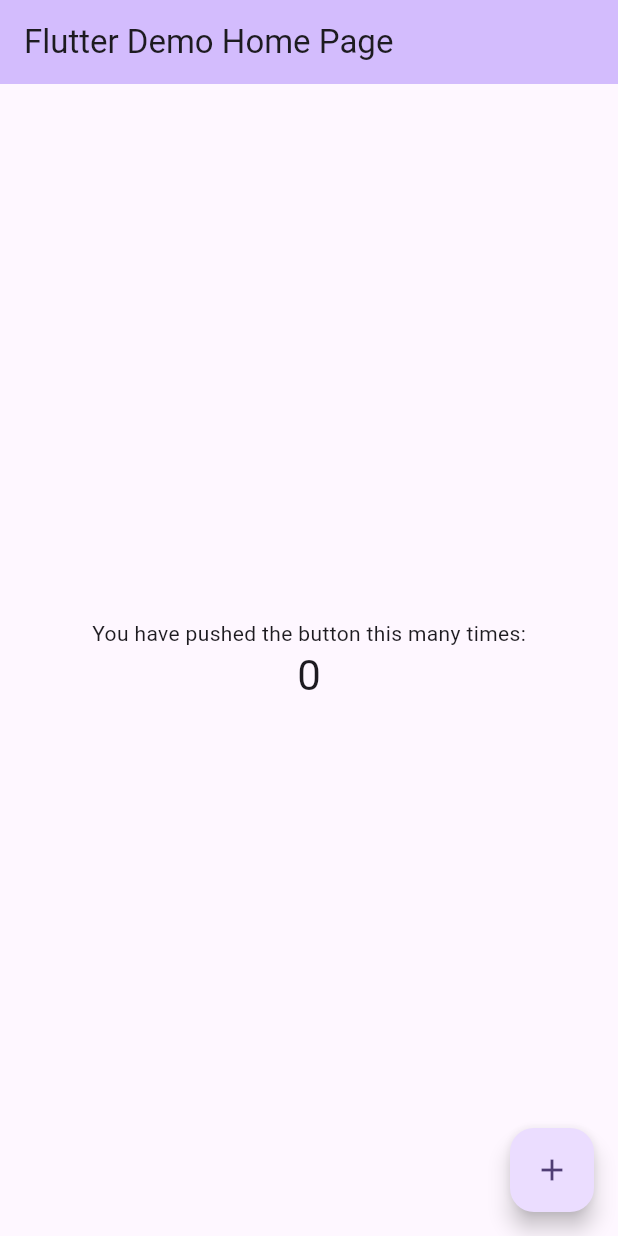
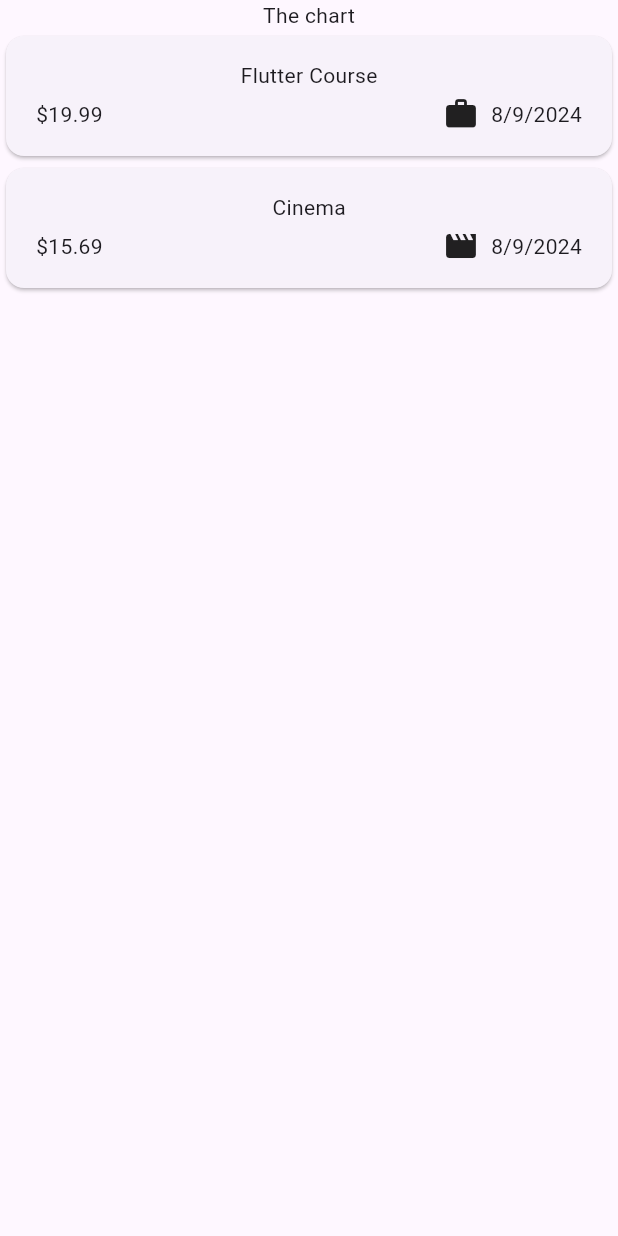
Before and after one commit to raneem-yad/expenses_tracker_training_app, a Flutter app: the screen it shows after launch, on a phone screen of 412 x 824 dp. Run offline on Flutter 3.47's test engine with Material 3 defaults, Android fonts, the phone set to English and light mode, and no system bars.

Commit message:
Using Icons & Formatting Dates

```diff
--- a/lib/main.dart
+++ b/lib/main.dart
@@ -1,4 +1,6 @@
 import 'package:flutter/material.dart';
+
+import 'widgets/expenses.dart';
 
 void main() {
   runApp(const MyApp());
@@ -10,116 +12,8 @@ class MyApp extends StatelessWidget {
   // This widget is the root of your application.
   @override
   Widget build(BuildContext context) {
-    return MaterialApp(
-      title: 'Flutter Demo',
-      theme: ThemeData(
-        // This is the theme of your application.
-        //
-        // TRY THIS: Try running your application with "flutter run". You'll see
-        // the application has a blue toolbar. Then, without quitting the app,
-        // try changing the seedColor in the colorScheme below to Colors.green
-        // and then invoke "hot reload" (save your changes or press the "hot
-        // reload" button in a Flutter-supported IDE, or press "r" if you used
-        // the command line to start the app).
-        //
-        // Notice that the counter didn't reset back to zero; the application
-        // state is not lost during the reload. To reset the state, use hot
-        // restart instead.
-        //
-        // This works for code too, not just values: Most code changes can be
-        // tested with just a hot reload.
-        colorScheme: ColorScheme.fromSeed(seedColor: Colors.deepPurple),
-        useMaterial3: true,
-      ),
-      home: const MyHomePage(title: 'Flutter Demo Home Page'),
+    return const MaterialApp(
+      home: Expenses(),
     );
   }
 }
-
-class MyHomePage extends StatefulWidget {
-  const MyHomePage({super.key, required this.title});
-
-  // This widget is the home page of your application. It is stateful, meaning
-  // that it has a State object (defined below) that contains fields that affect
-  // how it looks.
-
-  // This class is the configuration for the state. It holds the values (in this
-  // case the title) provided by the parent (in this case the App widget) and
-  // used by the build method of the State. Fields in a Widget subclass are
-  // always marked "final".
-
-  final String title;
-
-  @override
-  State<MyHomePage> createState() => _MyHomePageState();
-}
-
-class _MyHomePageState extends State<MyHomePage> {
-  int _counter = 0;
-
-  void _incrementCounter() {
-    setState(() {
-      // This call to setState tells the Flutter framework that something has
-      // changed in this State, which causes it to rerun the build method below
-      // so that the display can reflect the updated values. If we changed
-      // _counter without calling setState(), then the build method would not be
-      // called again, and so nothing would appear to happen.
-      _counter++;
-    });
-  }
-
-  @override
-  Widget build(BuildContext context) {
-    // This method is rerun every time setState is called, for instance as done
-    // by the _incrementCounter method above.
-    //
-    // The Flutter framework has been optimized to make rerunning build methods
-    // fast, so that you can just rebuild anything that needs updating rather
-    // than having to individually change instances of widgets.
-    return Scaffold(
-      appBar: AppBar(
-        // TRY THIS: Try changing the color here to a specific color (to
-        // Colors.amber, perhaps?) and trigger a hot reload to see the AppBar
-        // change color while the other colors stay the same.
-        backgroundColor: Theme.of(context).colorScheme.inversePrimary,
-        // Here we take the value from the MyHomePage object that was created by
-        // the App.build method, and use it to set our appbar title.
-        title: Text(widget.title),
-      ),
-      body: Center(
-        // Center is a layout widget. It takes a single child and positions it
-        // in the middle of the parent.
-        child: Column(
-          // Column is also a layout widget. It takes a list of children and
-          // arranges them vertically. By default, it sizes itself to fit its
-          // children horizontally, and tries to be as tall as its parent.
-          //
-          // Column has various properties to control how it sizes itself and
-          // how it positions its children. Here we use mainAxisAlignment to
-          // center the children vertically; the main axis here is the vertical
-          // axis because Columns are vertical (the cross axis would be
-          // horizontal).
-          //
-          // TRY THIS: Invoke "debug painting" (choose the "Toggle Debug Paint"
-          // action in the IDE, or press "p" in the console), to see the
-          // wireframe for each widget.
-          mainAxisAlignment: MainAxisAlignment.center,
-          children: <Widget>[
-            const Text(
-              'You have pushed the button this many times:',
-            ),
-            Text(
-              '$_counter',
-              style: Theme.of(context).textTheme.headlineMedium,
-            ),
-          ],
-        ),
-      ),
-      floatingActionButton: FloatingActionButton(
-        onPressed: _incrementCounter,
-        tooltip: 'Increment',
-        child: const Icon(Icons.add),
-      ), // This trailing comma makes auto-formatting nicer for build methods.
-    );
-  }
-}
--- /dev/null
+++ b/lib/models/expense.dart
@@ -0,0 +1,35 @@
+import 'package:flutter/material.dart';
+import 'package:uuid/uuid.dart';
+import 'package:intl/intl.dart';
+
+final formatter = DateFormat.yMd();
+
+const uuid = Uuid();
+
+enum Category { food, travel, leisure, work }
+
+const categoryIcons = {
+  Category.food: Icons.lunch_dining,
+  Category.travel: Icons.flight_takeoff,
+  Category.leisure: Icons.movie,
+  Category.work: Icons.work,
+};
+
+class Expense {
+  Expense({
+    required this.title,
+    required this.amount,
+    required this.date,
+    required this.category,
+  }) : id = uuid.v4();
+
+  final String id;
+  final String title;
+  final double amount;
+  final DateTime date;
+  final Category category;
+
+  String get formattedDate {
+    return formatter.format(date);
+  }
+}
--- /dev/null
+++ b/lib/widgets/expenses.dart
@@ -0,0 +1,44 @@
+import 'package:expenses_tracker/widgets/expenses_list/expenses_list.dart';
+import 'package:flutter/material.dart';
+
+import '../models/expense.dart';
+
+class Expenses extends StatefulWidget {
+  const Expenses({super.key});
+
+  @override
+  State<Expenses> createState() {
+    return _ExpensesState();
+  }
+}
+
+class _ExpensesState extends State<Expenses> {
+  final List<Expense> _registeredExpenses = [
+    Expense(
+      title: 'Flutter Course',
+      amount: 19.99,
+      date: DateTime.now(),
+      category: Category.work,
+    ),
+    Expense(
+      title: 'Cinema',
+      amount: 15.69,
+      date: DateTime.now(),
+      category: Category.leisure,
+    ),
+  ];
+
+  @override
+  Widget build(BuildContext context) {
+    return Scaffold(
+      body: Column(
+        children: [
+          const Text('The chart'),
+          Expanded(
+            child: ExpensesList(expenses: _registeredExpenses),
+          ),
+        ],
+      ),
+    );
+  }
+}
--- /dev/null
+++ b/lib/widgets/expenses_list/expenses_item.dart
@@ -0,0 +1,39 @@
+import 'package:expenses_tracker/models/expense.dart';
+import 'package:flutter/material.dart';
+
+class ExpenseItem extends StatelessWidget {
+  const ExpenseItem(this.expense, {super.key});
+
+  final Expense expense;
+
+  @override
+  Widget build(BuildContext context) {
+    return Card(
+      child: Padding(
+        padding: const EdgeInsets.symmetric(
+          horizontal: 20,
+          vertical: 16,
+        ),
+        child: Column(
+          children: [
+            Text(expense.title),
+            const SizedBox(height: 4),
+            Row(
+              children: [
+                Text('\$${expense.amount.toStringAsFixed(2)}'),
+                const Spacer(),
+                Row(
+                  children: [
+                    Icon(categoryIcons[expense.category]),
+                    const SizedBox(width: 8),
+                    Text(expense.formattedDate),
+                  ],
+                ),
+              ],
+            ),
+          ],
+        ),
+      ),
+    );
+  }
+}
--- /dev/null
+++ b/lib/widgets/expenses_list/expenses_list.dart
@@ -0,0 +1,23 @@
+import 'package:expenses_tracker/widgets/expenses_list/expenses_item.dart';
+import 'package:flutter/material.dart';
+
+import '../../models/expense.dart';
+
+
+
+class ExpensesList extends StatelessWidget {
+  const ExpensesList({
+    super.key,
+    required this.expenses,
+  });
+
+  final List<Expense> expenses;
+
+  @override
+  Widget build(BuildContext context) {
+    return ListView.builder(
+      itemCount: expenses.length,
+      itemBuilder: (ctx, index) => ExpenseItem(expenses[index]),
+    );
+  }
+}
--- a/pubspec.yaml
+++ b/pubspec.yaml
@@ -35,6 +35,8 @@ dependencies:
   # The following adds the Cupertino Icons font to your application.
   # Use with the CupertinoIcons class for iOS style icons.
   cupertino_icons: ^1.0.2
+  uuid: ^4.2.2
+  intl: ^0.19.0
 
 dev_dependencies:
   flutter_test:
```
Also changed, not shown: pubspec.lock.
